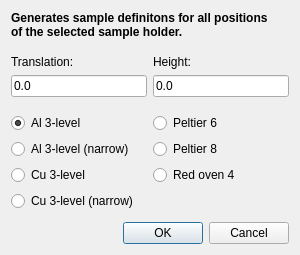
The window that custom/kws1/lib/gui/sampleconf_gen.ui (mlz-ictrl/nicos) describes before a commit, drawn with Qt 5.
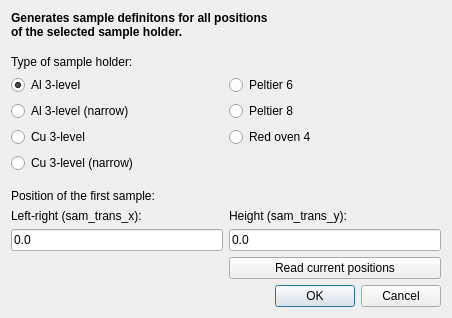
The same window after the commit.

Commit message: KWS: offer reading current position in sample holder generator

What changed in the file:
```diff
--- a/custom/kws1/lib/gui/sampleconf_gen.ui
+++ b/custom/kws1/lib/gui/sampleconf_gen.ui
@@ -6,8 +6,8 @@
    <rect>
     <x>0</x>
     <y>0</y>
-    <width>300</width>
-    <height>255</height>
+    <width>452</width>
+    <height>312</height>
    </rect>
   </property>
   <property name="windowTitle">
@@ -50,6 +50,13 @@
      </property>
     </spacer>
    </item>
+   <item>
+    <widget class="QLabel" name="label_5">
+     <property name="text">
+      <string>Type of sample holder:</string>
+     </property>
+    </widget>
+   </item>
    <item>
     <widget class="QFrame" name="frame">
      <property name="frameShape">
@@ -62,35 +69,20 @@
       <property name="margin">
        <number>0</number>
       </property>
-      <item row="0" column="0">
-       <widget class="QLabel" name="label_2">
-        <property name="text">
-         <string>Translation:</string>
+      <item row="15" column="0">
+       <spacer name="verticalSpacer">
+        <property name="orientation">
+         <enum>Qt::Vertical</enum>
         </property>
-       </widget>
-      </item>
-      <item row="0" column="1">
-       <widget class="QLabel" name="label_3">
-        <property name="text">
-         <string>Height:</string>
+        <property name="sizeHint" stdset="0">
+         <size>
+          <width>20</width>
+          <height>0</height>
+         </size>
         </property>
-       </widget>
+       </spacer>
       </item>
-      <item row="1" column="0">
-       <widget class="QLineEdit" name="transBox">
-        <property name="text">
-         <string>0.0</string>
-        </property>
-       </widget>
-      </item>
-      <item row="1" column="1">
-       <widget class="QLineEdit" name="heightBox">
-        <property name="text">
-         <string>0.0</string>
-        </property>
-       </widget>
-      </item>
-      <item row="3" column="0">
+      <item row="6" column="0">
        <widget class="QRadioButton" name="al3Btn">
         <property name="text">
          <string>Al 3-level</string>
@@ -100,62 +92,91 @@
         </property>
        </widget>
       </item>
-      <item row="5" column="1">
+      <item row="8" column="1">
        <widget class="QRadioButton" name="oven4Btn">
         <property name="text">
          <string>Red oven 4</string>
         </property>
        </widget>
       </item>
-      <item row="3" column="1">
+      <item row="6" column="1">
        <widget class="QRadioButton" name="peltier6Btn">
         <property name="text">
          <string>Peltier 6</string>
         </property>
        </widget>
       </item>
-      <item row="4" column="0">
+      <item row="7" column="0">
        <widget class="QRadioButton" name="al3nBtn">
         <property name="text">
          <string>Al 3-level (narrow)</string>
         </property>
        </widget>
       </item>
-      <item row="4" column="1">
+      <item row="7" column="1">
        <widget class="QRadioButton" name="peltier8Btn">
         <property name="text">
          <string>Peltier 8</string>
         </property>
        </widget>
       </item>
-      <item row="5" column="0">
+      <item row="8" column="0">
        <widget class="QRadioButton" name="cu3Btn">
         <property name="text">
          <string>Cu 3-level</string>
         </property>
        </widget>
       </item>
-      <item row="6" column="0">
+      <item row="9" column="0">
        <widget class="QRadioButton" name="cu3nBtn">
         <property name="text">
          <string>Cu 3-level (narrow)</string>
         </property>
        </widget>
       </item>
-      <item row="7" column="0">
-       <spacer name="verticalSpacer">
-        <property name="orientation">
-         <enum>Qt::Vertical</enum>
+      <item row="12" column="0">
+       <widget class="QLabel" name="label_2">
+        <property name="text">
+         <string>Left-right (sam_trans_x):</string>
         </property>
-        <property name="sizeHint" stdset="0">
-         <size>
-          <width>20</width>
-          <height>0</height>
-         </size>
+       </widget>
+      </item>
+      <item row="12" column="1">
+       <widget class="QLabel" name="label_3">
+        <property name="text">
+         <string>Height (sam_trans_y):</string>
         </property>
-       </spacer>
+       </widget>
       </item>
-      <item row="2" column="0" colspan="2">
+      <item row="13" column="1">
+       <widget class="QLineEdit" name="heightBox">
+        <property name="text">
+         <string>0.0</string>
+        </property>
+       </widget>
+      </item>
+      <item row="13" column="0">
+       <widget class="QLineEdit" name="transBox">
+        <property name="text">
+         <string>0.0</string>
+        </property>
+       </widget>
+      </item>
+      <item row="11" column="0">
+       <widget class="QLabel" name="label_4">
+        <property name="text">
+         <string>Position of the first sample:</string>
+        </property>
+       </widget>
+      </item>
+      <item row="14" column="1">
+       <widget class="QPushButton" name="readBtn">
+        <property name="text">
+         <string>Read current positions</string>
+        </property>
+       </widget>
+      </item>
+      <item row="10" column="0" colspan="2">
        <spacer name="verticalSpacer_2">
         <property name="orientation">
          <enum>Qt::Vertical</enum>
```
The commit also changes 1 other file.
